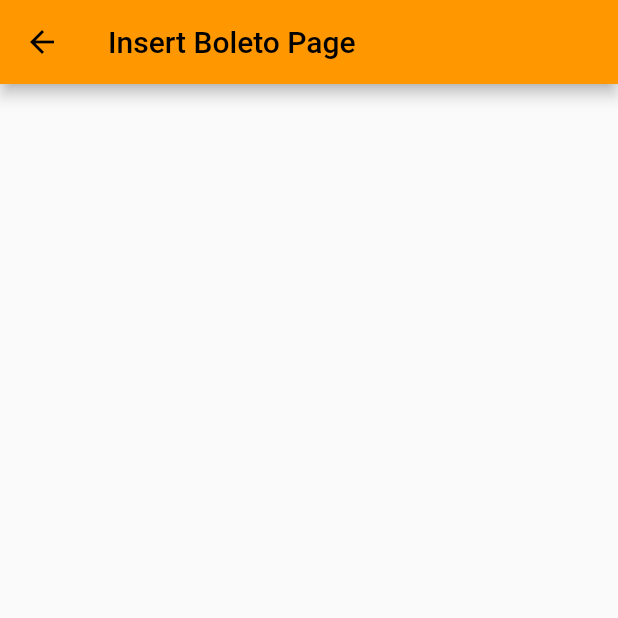
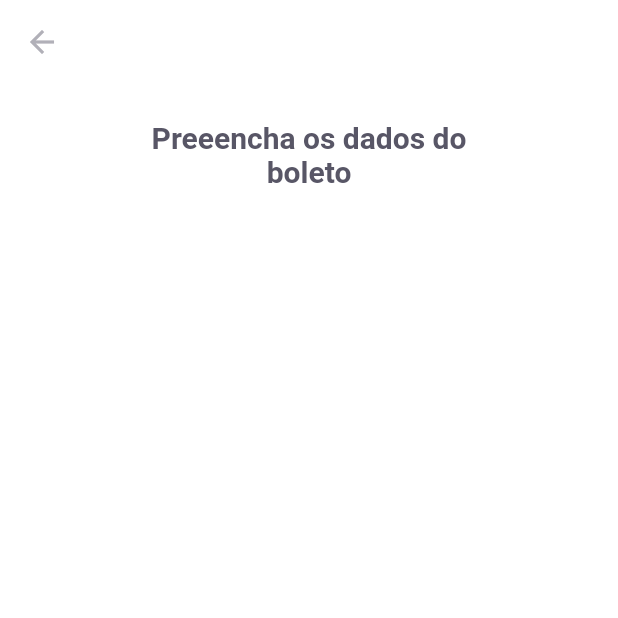
Before and after one commit to luizpaulolppa/payflow, a Flutter app: the InsertBoletoPage screen opened by its route, on a phone screen of 412 x 824 dp, the top half of it. Run offline on Flutter 3.47's test engine with Material 2 defaults, Android fonts, the phone set to English and light mode, and no system bars; our stand-ins replace camera, firebase_core, google_fonts, google_sign_in, image_picker, shared_preferences; missing offline and left inert: google_ml_kit; accounts and stored records are empty.

Commit message:
create new pages

```diff
--- a/lib/modules/home/home_page.dart
+++ b/lib/modules/home/home_page.dart
@@ -77,7 +77,8 @@ class _HomePageState extends State<HomePage> {
             ),
             GestureDetector(
               onTap: () {
-                Navigator.pushNamed(context, "/barcode_scanner");
+                // Navigator.pushNamed(context, "/barcode_scanner");
+                Navigator.pushNamed(context, "/insert_boleto");
               },
               child: Container(
                 height: 56,
@@ -88,7 +89,8 @@ class _HomePageState extends State<HomePage> {
                 ),
                 child: IconButton(
                   onPressed: () {
-                    Navigator.pushNamed(context, "/barcode_scanner");
+                    // Navigator.pushNamed(context, "/barcode_scanner");
+                    Navigator.pushNamed(context, "/insert_boleto");
                   },
                   icon: Icon(
                     Icons.add_box_outlined,
--- a/lib/modules/insert_boleto/insert_boleto_page.dart
+++ b/lib/modules/insert_boleto/insert_boleto_page.dart
@@ -1,4 +1,6 @@
 import 'package:flutter/material.dart';
+import 'package:payflow/shared/themes/app_colors.dart';
+import 'package:payflow/shared/themes/app_text_styles.dart';
 
 class InsertBoletoPage extends StatelessWidget {
   const InsertBoletoPage({Key? key}) : super(key: key);
@@ -6,8 +8,26 @@ class InsertBoletoPage extends StatelessWidget {
   @override
   Widget build(BuildContext context) {
     return Scaffold(
+      backgroundColor: AppColors.background,
       appBar: AppBar(
-        title: Text("Insert Boleto Page"),
+        backgroundColor: AppColors.background,
+        elevation: 0,
+        leading: BackButton(
+          color: AppColors.input,
+        ),
+      ),
+      body: Column(
+        crossAxisAlignment: CrossAxisAlignment.center,
+        children: [
+          Padding(
+            padding: const EdgeInsets.symmetric(horizontal: 93, vertical: 24),
+            child: Text(
+              "Preeencha os dados do boleto",
+              style: TextStyles.titleBoldHeading,
+              textAlign: TextAlign.center,
+            ),
+          )
+        ],
       ),
     );
   }
--- a/lib/shared/themes/app_colors.dart
+++ b/lib/shared/themes/app_colors.dart
@@ -9,4 +9,5 @@ class AppColors {
   static final stroke = Color(0xFFE3E3E6);
   static final shape = Color(0xFFFAFAFC);
   static final background = Color(0xFFFFFFFF);
+  static final input = Color(0xFFB1B0B8);
 }
```
Also changed, not shown: lib/shared/widgets/input_text/input_text_widget.dart (added, +10 -0 lines).
